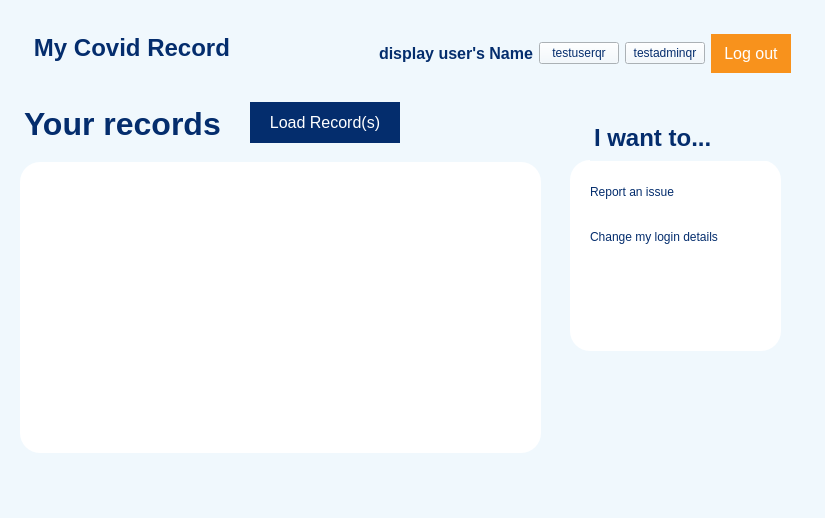
Above: MCR-app/mainwindow.ui from maria-gedye/QTapp before the change. Below: the same form after it.
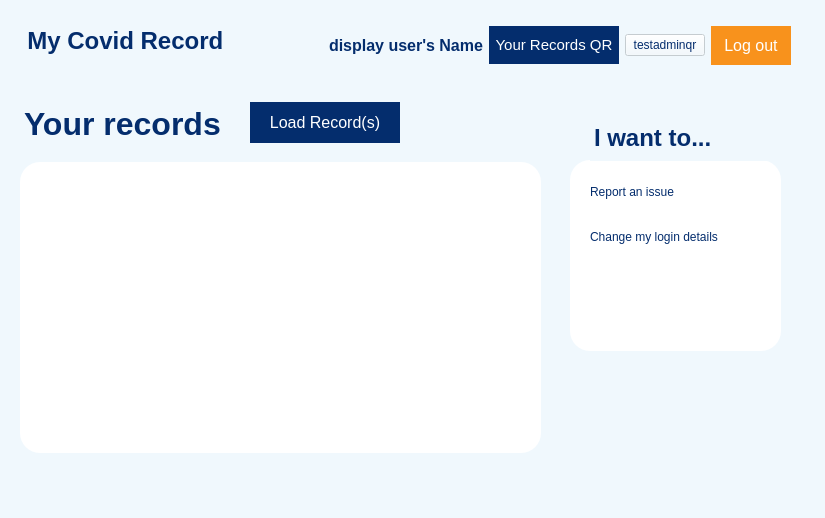
That is the form after the change. The open tabs and pages were chosen to show the change. Icons and pictures are not drawn.

Patch:
```diff
--- a/MCR-app/mainwindow.ui
+++ b/MCR-app/mainwindow.ui
@@ -914,22 +914,24 @@
         <x>10</x>
         <y>10</y>
         <width>781</width>
-        <height>87</height>
+        <height>71</height>
        </rect>
       </property>
       <layout class="QHBoxLayout" name="horizontalLayout_3header">
        <item>
         <widget class="QTextBrowser" name="textBrowser_3Logo">
          <property name="styleSheet">
-          <string notr="true">border:none;</string>
+          <string notr="true">border:none;
+font: 87 22pt &quot;Arial Black&quot;;
+color: rgb(4, 45, 109);</string>
          </property>
          <property name="html">
           <string>&lt;!DOCTYPE HTML PUBLIC &quot;-//W3C//DTD HTML 4.0//EN&quot; &quot;http://www.w3.org/TR/REC-html40/strict.dtd&quot;&gt;
 &lt;html&gt;&lt;head&gt;&lt;meta name=&quot;qrichtext&quot; content=&quot;1&quot; /&gt;&lt;style type=&quot;text/css&quot;&gt;
 p, li { white-space: pre-wrap; }
-&lt;/style&gt;&lt;/head&gt;&lt;body style=&quot; font-family:'.AppleSystemUIFont'; font-size:13pt; font-weight:400; font-style:normal;&quot;&gt;
-&lt;p style=&quot;-qt-paragraph-type:empty; margin-top:0px; margin-bottom:0px; margin-left:0px; margin-right:0px; -qt-block-indent:0; text-indent:0px;&quot;&gt;&lt;br /&gt;&lt;/p&gt;
-&lt;p style=&quot; margin-top:0px; margin-bottom:0px; margin-left:0px; margin-right:0px; -qt-block-indent:0; text-indent:0px;&quot;&gt;&lt;span style=&quot; font-size:18pt; font-weight:600; color:#042d6d;&quot;&gt;   My Covid Record&lt;/span&gt;&lt;/p&gt;&lt;/body&gt;&lt;/html&gt;</string>
+&lt;/style&gt;&lt;/head&gt;&lt;body style=&quot; font-family:'Arial Black'; font-size:22pt; font-weight:80; font-style:normal;&quot;&gt;
+&lt;p style=&quot; margin-top:0px; margin-bottom:0px; margin-left:0px; margin-right:0px; -qt-block-indent:0; text-indent:0px;&quot;&gt;&lt;span style=&quot; font-size:8pt;&quot;&gt;   &lt;/span&gt;&lt;/p&gt;
+&lt;p style=&quot; margin-top:0px; margin-bottom:0px; margin-left:0px; margin-right:0px; -qt-block-indent:0; text-indent:0px;&quot;&gt;&lt;span style=&quot; font-family:'.AppleSystemUIFont'; font-size:18pt; font-weight:600; color:#042d6d;&quot;&gt;  My Covid Record&lt;/span&gt;&lt;/p&gt;&lt;/body&gt;&lt;/html&gt;</string>
          </property>
         </widget>
        </item>
@@ -971,16 +973,34 @@
        </item>
        <item>
         <widget class="QPushButton" name="pushButton_testuserqr">
+         <property name="minimumSize">
+          <size>
+           <width>130</width>
+           <height>33</height>
+          </size>
+         </property>
+         <property name="font">
+          <font>
+           <pointsize>11</pointsize>
+          </font>
+         </property>
          <property name="styleSheet">
-          <string notr="true">color: rgb(4, 45, 109);</string>
+          <string notr="true">background-color: rgb(4, 45, 109);
+color: rgb(255, 255, 255);
+border: none;
+padding: 10,10,10,10;
+</string>
          </property>
          <property name="text">
-          <string>testuserqr</string>
+          <string>Your Records QR</string>
          </property>
         </widget>
        </item>
        <item>
         <widget class="QPushButton" name="pushButton_testadminqr">
+         <property name="enabled">
+          <bool>false</bool>
+         </property>
          <property name="styleSheet">
           <string notr="true">color: rgb(4, 45, 109);</string>
          </property>
```
Left out of the diff: 81 changed lines with no effect on the pictures.
